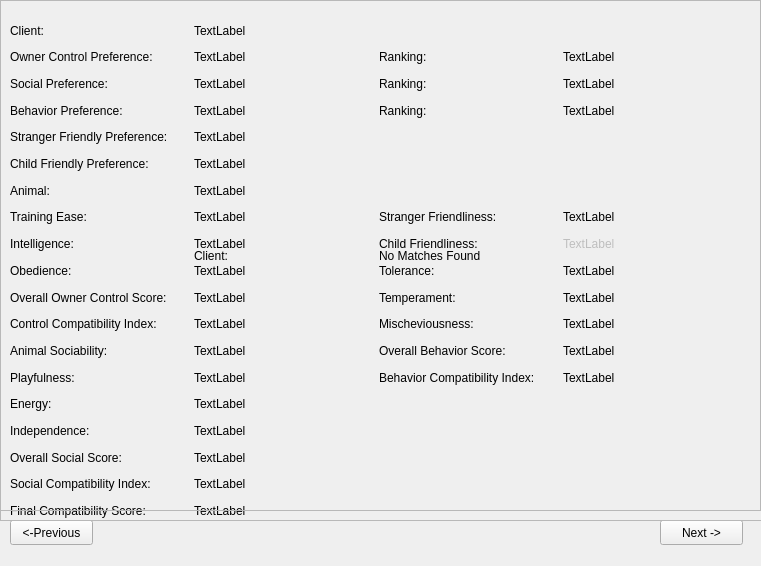
The window that CUACS/detailedmatchesview.ui (davidNguyenCU/3004cuACS) describes before a commit, drawn with Qt 5.
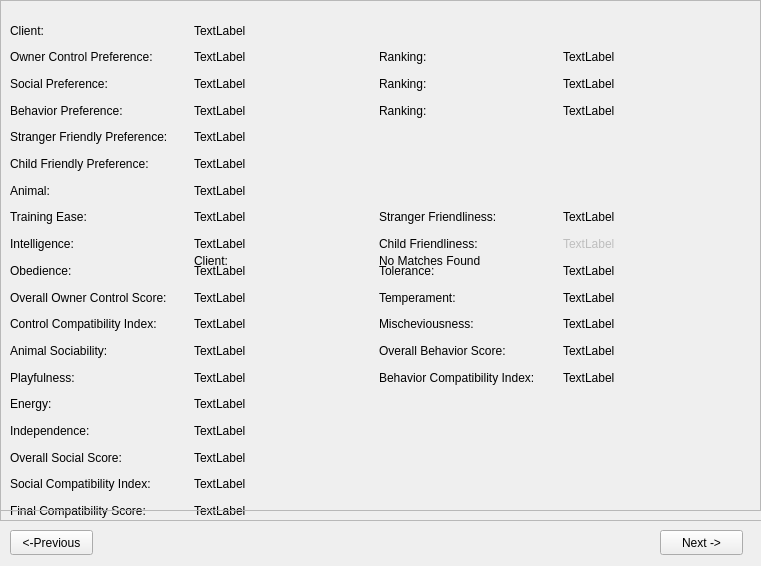
The same window after the commit.

Commit message: minor changes to detailedMatch view - fixed window text

What changed in the file:
```diff
--- a/CUACS/detailedmatchesview.ui
+++ b/CUACS/detailedmatchesview.ui
@@ -17,7 +17,7 @@
    <property name="geometry">
     <rect>
      <x>10</x>
-     <y>520</y>
+     <y>530</y>
      <width>83</width>
      <height>25</height>
     </rect>
@@ -30,7 +30,7 @@
    <property name="geometry">
     <rect>
      <x>660</x>
-     <y>520</y>
+     <y>530</y>
      <width>83</width>
      <height>25</height>
     </rect>
@@ -500,7 +500,7 @@
       <x>10</x>
       <y>0</y>
       <width>731</width>
-      <height>511</height>
+      <height>521</height>
      </rect>
     </property>
     <layout class="QGridLayout" name="gridLayout_2">
```
Left out of the diff: 6 changed lines with no effect on the pictures.
